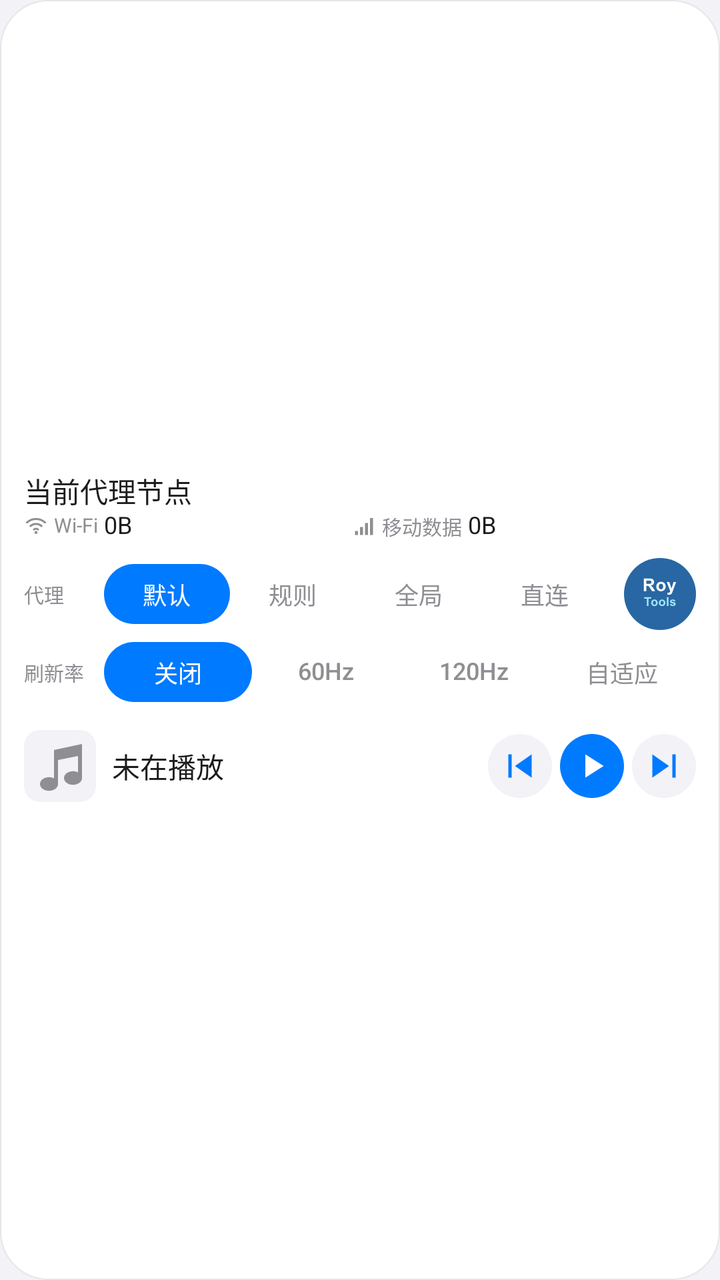
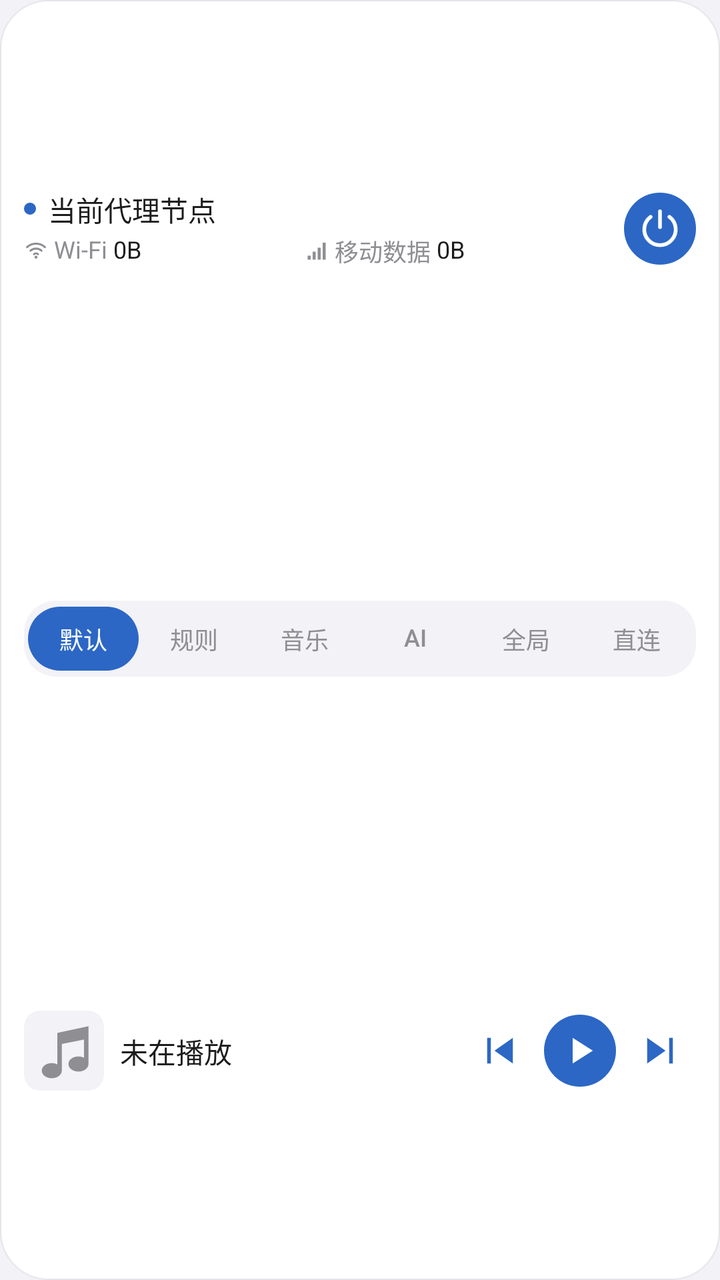

Before-and-after screenshots of an Android layout around one commit, followed by the original layout XML and the change that was made.
<!-- AndroidManifest.xml: application theme BootstrapTheme -->
<!-- res/layout/roytools_proxy_widget.xml -->
<?xml version="1.0" encoding="utf-8"?>
<FrameLayout xmlns:android="http://schemas.android.com/apk/res/android" android:id="@+id/widget_root" android:layout_width="match_parent" android:layout_height="match_parent" android:background="@drawable/roytools_widget_background_light" android:padding="12dp">
    <LinearLayout android:layout_width="match_parent" android:layout_height="wrap_content" android:layout_gravity="center_vertical" android:orientation="vertical">
        <FrameLayout android:id="@+id/widget_header" android:layout_width="match_parent" android:layout_height="36dp">
            <LinearLayout android:layout_width="match_parent" android:layout_height="match_parent" android:orientation="vertical">
                <TextView android:id="@+id/widget_node" android:layout_width="match_parent" android:layout_height="18dp" android:ellipsize="end" android:fontFamily="sans-serif-medium" android:gravity="center_vertical" android:includeFontPadding="false" android:maxLines="1" android:text="@string/roytools_widget_node_placeholder" android:textColor="#1C1C1E" android:textSize="14sp" />
                <LinearLayout android:id="@+id/widget_usage_row" android:layout_width="match_parent" android:layout_height="16dp" android:layout_marginTop="2dp" android:gravity="center_vertical" android:orientation="horizontal">
                    <ImageView android:id="@+id/widget_wifi_icon" android:layout_width="12dp" android:layout_height="12dp" android:layout_marginEnd="3dp" android:contentDescription="@null" android:src="@drawable/roytools_widget_wifi" />
                    <TextView android:id="@+id/widget_wifi_label" style="@style/RoyTools.Widget.UsageLabel" android:text="@string/roytools_widget_wifi" />
                    <TextView android:id="@+id/widget_wifi_usage" style="@style/RoyTools.Widget.UsageValue" android:layout_marginEnd="10dp" android:text="@string/roytools_widget_usage_placeholder" />
                    <ImageView android:id="@+id/widget_mobile_icon" android:layout_width="12dp" android:layout_height="12dp" android:layout_marginEnd="3dp" android:contentDescription="@null" android:src="@drawable/roytools_widget_mobile" />
                    <TextView android:id="@+id/widget_mobile_label" style="@style/RoyTools.Widget.UsageLabel" android:text="@string/roytools_widget_mobile" />
                    <TextView android:id="@+id/widget_mobile_usage" style="@style/RoyTools.Widget.UsageValue" android:text="@string/roytools_widget_usage_placeholder" />
                </LinearLayout>
            </LinearLayout>
        </FrameLayout>
        <LinearLayout android:id="@+id/widget_proxy_row" android:layout_width="match_parent" android:layout_height="36dp" android:layout_marginTop="8dp" android:gravity="center_vertical" android:orientation="horizontal">
            <TextView android:id="@+id/widget_proxy_label" style="@style/RoyTools.Widget.SectionLabel" android:text="@string/roytools_widget_proxy_label" />
            <TextView android:id="@+id/widget_mode_default" style="@style/RoyTools.Widget.Mode" android:background="@drawable/roytools_widget_mode_selected_light" android:text="@string/roytools_widget_mode_default" android:textColor="@android:color/white" android:layout_height="30dp" />
            <TextView android:id="@+id/widget_mode_rule" style="@style/RoyTools.Widget.Mode" android:text="@string/roytools_widget_mode_rule" android:layout_height="30dp" />
            <TextView android:id="@+id/widget_mode_global" style="@style/RoyTools.Widget.Mode" android:text="@string/roytools_widget_mode_global" android:layout_height="30dp" />
            <TextView android:id="@+id/widget_mode_direct" style="@style/RoyTools.Widget.Mode" android:text="@string/roytools_widget_mode_direct" android:layout_height="30dp" />
            <ImageView android:id="@+id/widget_toggle" android:layout_width="36dp" android:layout_height="36dp" android:contentDescription="@string/roytools_widget_toggle" android:src="@drawable/roytools_widget_toggle" android:layout_marginStart="8dp" />
        </LinearLayout>
        <LinearLayout android:id="@+id/widget_refresh_row" android:layout_width="match_parent" android:layout_height="30dp" android:layout_marginTop="6dp" android:gravity="center_vertical" android:orientation="horizontal">
            <TextView android:id="@+id/widget_refresh_label" style="@style/RoyTools.Widget.SectionLabel" android:text="@string/roytools_widget_refresh_label" />
            <TextView android:id="@+id/widget_refresh_off" style="@style/RoyTools.Widget.Mode" android:background="@drawable/roytools_widget_mode_selected_light" android:text="@string/roytools_widget_refresh_off" android:textColor="@android:color/white" />
            <TextView android:id="@+id/widget_refresh_60" style="@style/RoyTools.Widget.Mode" android:text="@string/roytools_widget_refresh_60" />
            <TextView android:id="@+id/widget_refresh_120" style="@style/RoyTools.Widget.Mode" android:text="@string/roytools_widget_refresh_120" />
            <TextView android:id="@+id/widget_refresh_adaptive" style="@style/RoyTools.Widget.Mode" android:text="@string/roytools_widget_refresh_adaptive" />
        </LinearLayout>
        <LinearLayout android:id="@+id/widget_music_row" android:layout_width="match_parent" android:layout_height="44dp" android:layout_marginTop="10dp" android:gravity="center_vertical" android:orientation="horizontal">
            <ImageView android:id="@+id/widget_music_cover" android:layout_width="36dp" android:layout_height="36dp" android:layout_marginEnd="8dp" android:background="@drawable/roytools_widget_cover_background" android:clipToOutline="true" android:contentDescription="@null" android:scaleType="centerCrop" android:src="@drawable/widget_music_placeholder" />
            <TextView android:id="@+id/widget_music_title" android:layout_width="0dp" android:layout_height="match_parent" android:layout_marginEnd="8dp" android:layout_weight="1" android:ellipsize="end" android:fontFamily="sans-serif-medium" android:gravity="center_vertical" android:includeFontPadding="false" android:maxLines="2" android:text="@string/roytools_widget_music_placeholder" android:textColor="#1C1C1E" android:textSize="14sp" />
            <ImageView android:id="@+id/widget_music_previous" style="@style/RoyTools.Widget.MediaButton" android:contentDescription="@string/roytools_widget_music_previous" android:src="@drawable/widget_previous" />
            <ImageView android:id="@+id/widget_music_toggle" style="@style/RoyTools.Widget.MediaButton" android:layout_marginHorizontal="4dp" android:background="@drawable/roytools_widget_media_button_primary" android:contentDescription="@string/roytools_widget_music_toggle" android:src="@drawable/widget_play" />
            <ImageView android:id="@+id/widget_music_next" style="@style/RoyTools.Widget.MediaButton" android:contentDescription="@string/roytools_widget_music_next" android:src="@drawable/widget_next" />
        </LinearLayout>
    </LinearLayout>
    <TextView android:id="@+id/widget_profile" android:layout_width="0dp" android:layout_height="0dp" android:importantForAccessibility="no" android:visibility="gone" />
</FrameLayout>
<!-- resources referenced by this layout -->
<resources>
  <!-- drawable roytools_widget_toggle (drawable) -->
  <?xml version="1.0" encoding="utf-8"?>
  <layer-list xmlns:android="http://schemas.android.com/apk/res/android">
      <item>
          <shape android:shape="oval">
              <solid android:color="@color/roytools_blue" />
          </shape>
      </item>
      <item android:drawable="@drawable/roytools_foreground" />
  </layer-list>
  <string name="roytools_widget_proxy_label">代理</string>
  <string name="roytools_widget_refresh_120">120Hz</string>
  <string name="roytools_widget_refresh_60">60Hz</string>
  <string name="roytools_widget_refresh_adaptive">自适应</string>
  <string name="roytools_widget_refresh_label">刷新率</string>
  <string name="roytools_widget_refresh_off">关闭</string>
  <style name="RoyTools.Widget.MediaButton" parent="">
          <item name="android:layout_width">32dp</item>
          <item name="android:layout_height">32dp</item>
          <item name="android:background">@drawable/roytools_widget_media_button_light</item>
          <item name="android:padding">6dp</item>
          <item name="android:scaleType">fitCenter</item>
      </style>
  <style name="RoyTools.Widget.Mode" parent="">
          <item name="android:layout_width">0dp</item>
          <item name="android:layout_height">match_parent</item>
          <item name="android:layout_weight">1</item>
          <item name="android:background">@android:color/transparent</item>
          <item name="android:gravity">center</item>
          <item name="android:includeFontPadding">false</item>
          <item name="android:maxLines">1</item>
          <item name="android:paddingHorizontal">4dp</item>
          <item name="android:textColor">#8E8E93</item>
          <item name="android:textSize">12sp</item>
          <item name="android:fontFamily">sans-serif-medium</item>
      </style>
  <style name="RoyTools.Widget.SectionLabel" parent="">
          <item name="android:layout_width">36dp</item>
          <item name="android:layout_height">match_parent</item>
          <item name="android:layout_marginEnd">4dp</item>
          <item name="android:gravity">center_vertical</item>
          <item name="android:includeFontPadding">false</item>
          <item name="android:maxLines">1</item>
          <item name="android:textColor">#8E8E93</item>
          <item name="android:textSize">10sp</item>
      </style>
  <style name="RoyTools.Widget.UsageLabel" parent="">
          <item name="android:layout_width">wrap_content</item>
          <item name="android:layout_height">match_parent</item>
          <item name="android:layout_marginEnd">3dp</item>
          <item name="android:gravity">center_vertical</item>
          <item name="android:includeFontPadding">false</item>
          <item name="android:maxLines">1</item>
          <item name="android:textColor">#8E8E93</item>
          <item name="android:textSize">10sp</item>
      </style>
  <color name="roytools_accent">#007AFF</color>
  <color name="roytools_blue">#2867A3</color>
  <!-- drawable roytools_foreground: vector/xml drawable (drawable, 6036 chars, omitted) -->
  <!-- drawable roytools_widget_media_button_light (drawable) -->
  <?xml version="1.0" encoding="utf-8"?>
  <shape xmlns:android="http://schemas.android.com/apk/res/android" android:shape="oval">
      <solid android:color="#F2F2F7" />
  </shape>
  <color name="color_clash_light">#007AFF</color>
  <style name="ThemeOverlay.RoyTools.Dialog" parent="ThemeOverlay.MaterialComponents.MaterialAlertDialog">
          <item name="shapeAppearanceOverlay">@style/ShapeAppearanceOverlay.RoyTools</item>
          <item name="android:fontFamily">sans-serif</item>
          <item name="alertDialogStyle">@style/RoyTools.AlertDialog</item>
          <item name="materialAlertDialogTitleTextStyle">@style/RoyTools.DialogTitle</item>
          <item name="materialAlertDialogBodyTextStyle">@style/RoyTools.DialogBody</item>
          <item name="buttonBarButtonStyle">@style/RoyTools.DialogSecondaryButton</item>
          <item name="buttonBarPositiveButtonStyle">@style/RoyTools.DialogPrimaryButton</item>
          <item name="buttonBarNegativeButtonStyle">@style/RoyTools.DialogSecondaryButton</item>
          <item name="buttonBarNeutralButtonStyle">@style/RoyTools.DialogSecondaryButton</item>
          <item name="materialButtonStyle">@style/RoyTools.MaterialButton</item>
          <item name="textInputStyle">@style/RoyTools.TextInput</item>
          <item name="android:backgroundDimAmount">0.32</item>
      </style>
  <style name="RoyTools.AlertDialog" parent="MaterialAlertDialog.MaterialComponents">
          <item name="shapeAppearanceOverlay">@style/ShapeAppearanceOverlay.RoyTools</item>
      </style>
  <style name="RoyTools.DialogSecondaryButton" parent="RoyTools.MaterialButton">
          <item name="android:singleLine">true</item>
          <item name="android:ellipsize">end</item>
          <item name="android:layout_marginStart">4dp</item>
          <item name="android:layout_marginEnd">4dp</item>
          <item name="android:layout_marginLeft">4dp</item>
          <item name="android:layout_marginRight">4dp</item>
          <item name="android:layout_marginTop">4dp</item>
          <item name="android:layout_marginBottom">4dp</item>
      </style>
  <style name="RoyTools.DialogPrimaryButton" parent="RoyTools.DialogSecondaryButton" />
  <color name="roytools_action_blue">#007AFF</color>
  <!-- drawable bg_bottom_sheet (drawable) -->
  <?xml version="1.0" encoding="utf-8"?>
  <layer-list xmlns:android="http://schemas.android.com/apk/res/android">
      <item>
          <shape android:shape="rectangle">
              <solid android:color="?attr/glassToolbarSurface" />
              <stroke android:width="1dp" android:color="?attr/glassBorder" />
              <corners
                  android:topLeftRadius="@dimen/roytools_dialog_radius"
                  android:topRightRadius="@dimen/roytools_dialog_radius" />
          </shape>
      </item>
      <item
          android:gravity="top|center_horizontal"
          android:top="@dimen/bottom_sheet_background_padding_top">
          <shape android:shape="rectangle">
              <size
                  android:width="40dp"
                  android:height="@dimen/bottom_sheet_header_height" />
              <solid android:color="?attr/colorControlHighlight" />
              <corners android:radius="5dp" />
          </shape>
      </item>
  </layer-list>
  <dimen name="bottom_sheet_background_padding_top">10dp</dimen>
  <dimen name="bottom_sheet_header_height">5dp</dimen>
  <!-- unchanged entries left out for length: 48 -->
</resources>

<!-- the commit's change to res/layout/roytools_proxy_widget.xml (unified diff, before → after) -->
@@ -1,10 +1,13 @@
 <?xml version="1.0" encoding="utf-8"?>
 <FrameLayout xmlns:android="http://schemas.android.com/apk/res/android" android:id="@+id/widget_root" android:layout_width="match_parent" android:layout_height="match_parent" android:background="@drawable/roytools_widget_background_light" android:padding="12dp">
-    <LinearLayout android:layout_width="match_parent" android:layout_height="wrap_content" android:layout_gravity="center_vertical" android:orientation="vertical">
-        <FrameLayout android:id="@+id/widget_header" android:layout_width="match_parent" android:layout_height="36dp">
-            <LinearLayout android:layout_width="match_parent" android:layout_height="match_parent" android:orientation="vertical">
-                <TextView android:id="@+id/widget_node" android:layout_width="match_parent" android:layout_height="18dp" android:ellipsize="end" android:fontFamily="sans-serif-medium" android:gravity="center_vertical" android:includeFontPadding="false" android:maxLines="1" android:text="@string/roytools_widget_node_placeholder" android:textColor="#1C1C1E" android:textSize="14sp" />
-                <LinearLayout android:id="@+id/widget_usage_row" android:layout_width="match_parent" android:layout_height="16dp" android:layout_marginTop="2dp" android:gravity="center_vertical" android:orientation="horizontal">
+    <LinearLayout android:layout_width="match_parent" android:layout_height="match_parent" android:orientation="vertical">
+        <LinearLayout android:layout_width="match_parent" android:layout_height="0dp" android:layout_weight="1" android:gravity="center_vertical" android:orientation="horizontal" android:baselineAligned="false">
+            <LinearLayout android:layout_width="0dp" android:layout_height="wrap_content" android:layout_weight="1" android:orientation="vertical">
+                <LinearLayout android:id="@+id/widget_status" android:layout_width="match_parent" android:layout_height="20dp" android:gravity="center_vertical" android:orientation="horizontal" android:baselineAligned="false">
+                    <ImageView android:id="@+id/widget_status_dot" android:layout_width="6dp" android:layout_height="6dp" android:layout_marginEnd="6dp" android:importantForAccessibility="no" android:src="@drawable/roytools_widget_media_button_primary" />
+                    <TextView android:id="@+id/widget_node" android:layout_width="0dp" android:layout_weight="1" android:layout_height="match_parent" android:ellipsize="middle" android:fontFamily="sans-serif-medium" android:gravity="center_vertical" android:includeFontPadding="false" android:maxLines="1" android:text="@string/roytools_widget_node_placeholder" android:textColor="#1C1C1E" android:textSize="14sp" />
+                </LinearLayout>
+                <LinearLayout android:id="@+id/widget_usage_row" android:layout_width="match_parent" android:layout_height="18dp" android:layout_marginTop="2dp" android:gravity="center_vertical" android:orientation="horizontal" android:baselineAligned="false">
                     <ImageView android:id="@+id/widget_wifi_icon" android:layout_width="12dp" android:layout_height="12dp" android:layout_marginEnd="3dp" android:contentDescription="@null" android:src="@drawable/roytools_widget_wifi" />
                     <TextView android:id="@+id/widget_wifi_label" style="@style/RoyTools.Widget.UsageLabel" android:text="@string/roytools_widget_wifi" />
                     <TextView android:id="@+id/widget_wifi_usage" style="@style/RoyTools.Widget.UsageValue" android:layout_marginEnd="10dp" android:text="@string/roytools_widget_usage_placeholder" />
@@ -13,29 +16,28 @@
                     <TextView android:id="@+id/widget_mobile_usage" style="@style/RoyTools.Widget.UsageValue" android:text="@string/roytools_widget_usage_placeholder" />
                 </LinearLayout>
             </LinearLayout>
-        </FrameLayout>
-        <LinearLayout android:id="@+id/widget_proxy_row" android:layout_width="match_parent" android:layout_height="36dp" android:layout_marginTop="8dp" android:gravity="center_vertical" android:orientation="horizontal">
-            <TextView android:id="@+id/widget_proxy_label" style="@style/RoyTools.Widget.SectionLabel" android:text="@string/roytools_widget_proxy_label" />
-            <TextView android:id="@+id/widget_mode_default" style="@style/RoyTools.Widget.Mode" android:background="@drawable/roytools_widget_mode_selected_light" android:text="@string/roytools_widget_mode_default" android:textColor="@android:color/white" android:layout_height="30dp" />
-            <TextView android:id="@+id/widget_mode_rule" style="@style/RoyTools.Widget.Mode" android:text="@string/roytools_widget_mode_rule" android:layout_height="30dp" />
-            <TextView android:id="@+id/widget_mode_global" style="@style/RoyTools.Widget.Mode" android:text="@string/roytools_widget_mode_global" android:layout_height="30dp" />
-            <TextView android:id="@+id/widget_mode_direct" style="@style/RoyTools.Widget.Mode" android:text="@string/roytools_widget_mode_direct" android:layout_height="30dp" />
-            <ImageView android:id="@+id/widget_toggle" android:layout_width="36dp" android:layout_height="36dp" android:contentDescription="@string/roytools_widget_toggle" android:src="@drawable/roytools_widget_toggle" android:layout_marginStart="8dp" />
+            <ImageView android:id="@+id/widget_toggle" style="@style/RoyTools.Widget.MediaButton" android:background="@drawable/roytools_widget_media_button_primary" android:contentDescription="@string/roytools_widget_toggle" android:src="@drawable/ic_glass_power" android:layout_marginStart="8dp" />
         </LinearLayout>
-        <LinearLayout android:id="@+id/widget_refresh_row" android:layout_width="match_parent" android:layout_height="30dp" android:layout_marginTop="6dp" android:gravity="center_vertical" android:orientation="horizontal">
-            <TextView android:id="@+id/widget_refresh_label" style="@style/RoyTools.Widget.SectionLabel" android:text="@string/roytools_widget_refresh_label" />
-            <TextView android:id="@+id/widget_refresh_off" style="@style/RoyTools.Widget.Mode" android:background="@drawable/roytools_widget_mode_selected_light" android:text="@string/roytools_widget_refresh_off" android:textColor="@android:color/white" />
-            <TextView android:id="@+id/widget_refresh_60" style="@style/RoyTools.Widget.Mode" android:text="@string/roytools_widget_refresh_60" />
-            <TextView android:id="@+id/widget_refresh_120" style="@style/RoyTools.Widget.Mode" android:text="@string/roytools_widget_refresh_120" />
-            <TextView android:id="@+id/widget_refresh_adaptive" style="@style/RoyTools.Widget.Mode" android:text="@string/roytools_widget_refresh_adaptive" />
+        <LinearLayout android:layout_width="match_parent" android:layout_height="0dp" android:layout_weight="1" android:gravity="center_vertical" android:orientation="horizontal" android:baselineAligned="false">
+            <LinearLayout android:id="@+id/widget_mode_track" android:layout_width="match_parent" android:layout_height="38dp" android:gravity="center_vertical" android:orientation="horizontal" android:baselineAligned="false" android:paddingHorizontal="2dp" android:background="@drawable/roytools_widget_mode_selected_light" android:backgroundTint="#F2F2F7">
+            <TextView android:id="@+id/widget_mode_default" style="@style/RoyTools.Widget.Mode" android:background="@drawable/roytools_widget_mode_selected_light" android:text="@string/roytools_widget_mode_default" android:textColor="@android:color/white" />
+            <TextView android:id="@+id/widget_mode_rule" style="@style/RoyTools.Widget.Mode" android:text="@string/roytools_widget_mode_rule" />
+            <TextView android:id="@+id/widget_mode_music" style="@style/RoyTools.Widget.Mode" android:text="@string/roytools_widget_mode_music" />
+            <TextView android:id="@+id/widget_mode_ai" style="@style/RoyTools.Widget.Mode" android:text="@string/roytools_widget_mode_ai" />
+            <TextView android:id="@+id/widget_mode_global" style="@style/RoyTools.Widget.Mode" android:text="@string/roytools_widget_mode_global" />
+            <TextView android:id="@+id/widget_mode_direct" style="@style/RoyTools.Widget.Mode" android:text="@string/roytools_widget_mode_direct" />
+            </LinearLayout>
         </LinearLayout>
-        <LinearLayout android:id="@+id/widget_music_row" android:layout_width="match_parent" android:layout_height="44dp" android:layout_marginTop="10dp" android:gravity="center_vertical" android:orientation="horizontal">
-            <ImageView android:id="@+id/widget_music_cover" android:layout_width="36dp" android:layout_height="36dp" android:layout_marginEnd="8dp" android:background="@drawable/roytools_widget_cover_background" android:clipToOutline="true" android:contentDescription="@null" android:scaleType="centerCrop" android:src="@drawable/widget_music_placeholder" />
-            <TextView android:id="@+id/widget_music_title" android:layout_width="0dp" android:layout_height="match_parent" android:layout_marginEnd="8dp" android:layout_weight="1" android:ellipsize="end" android:fontFamily="sans-serif-medium" android:gravity="center_vertical" android:includeFontPadding="false" android:maxLines="2" android:text="@string/roytools_widget_music_placeholder" android:textColor="#1C1C1E" android:textSize="14sp" />
+        <FrameLayout android:id="@+id/widget_music_divider" android:layout_width="match_parent" android:layout_height="1dp" android:importantForAccessibility="no" />
+        <LinearLayout android:layout_width="match_parent" android:layout_height="0dp" android:layout_weight="1" android:gravity="center_vertical" android:orientation="horizontal" android:baselineAligned="false">
+            <ImageView android:id="@+id/widget_music_cover" android:layout_width="40dp" android:layout_height="40dp" android:layout_marginEnd="8dp" android:background="@drawable/roytools_widget_cover_background" android:clipToOutline="true" android:contentDescription="@null" android:scaleType="centerCrop" android:src="@drawable/widget_music_placeholder" />
+            <LinearLayout android:id="@+id/widget_music_info" android:layout_width="0dp" android:layout_height="wrap_content" android:layout_marginEnd="8dp" android:layout_weight="1" android:orientation="vertical">
+                <TextView android:id="@+id/widget_music_title" android:layout_width="match_parent" android:layout_height="wrap_content" android:ellipsize="end" android:fontFamily="sans-serif-medium" android:includeFontPadding="false" android:maxLines="1" android:text="@string/roytools_widget_music_placeholder" android:textColor="#1C1C1E" android:textSize="14sp" />
+                <TextView android:id="@+id/widget_music_artist" android:layout_width="match_parent" android:layout_height="wrap_content" android:layout_marginTop="2dp" android:ellipsize="end" android:includeFontPadding="false" android:maxLines="1" android:textColor="#74747C" android:textSize="12sp" android:visibility="gone" />
+            </LinearLayout>
             <ImageView android:id="@+id/widget_music_previous" style="@style/RoyTools.Widget.MediaButton" android:contentDescription="@string/roytools_widget_music_previous" android:src="@drawable/widget_previous" />
             <ImageView android:id="@+id/widget_music_toggle" style="@style/RoyTools.Widget.MediaButton" android:layout_marginHorizontal="4dp" android:background="@drawable/roytools_widget_media_button_primary" android:contentDescription="@string/roytools_widget_music_toggle" android:src="@drawable/widget_play" />
             <ImageView android:id="@+id/widget_music_next" style="@style/RoyTools.Widget.MediaButton" android:contentDescription="@string/roytools_widget_music_next" android:src="@drawable/widget_next" />
         </LinearLayout>
     </LinearLayout>
-    <TextView android:id="@+id/widget_profile" android:layout_width="0dp" android:layout_height="0dp" android:importantForAccessibility="no" android:visibility="gone" />
 </FrameLayout>
<!-- resource entries referenced after the edit -->
@@ -1,31 +1,23 @@
 <!-- resources referenced by this layout -->
 <resources>
-  <!-- drawable roytools_widget_toggle (drawable) -->
+  <!-- drawable ic_glass_power (drawable) -->
   <?xml version="1.0" encoding="utf-8"?>
-  <layer-list xmlns:android="http://schemas.android.com/apk/res/android">
-      <item>
-          <shape android:shape="oval">
-              <solid android:color="@color/roytools_blue" />
-          </shape>
-      </item>
-      <item android:drawable="@drawable/roytools_foreground" />
-  </layer-list>
-  <string name="roytools_widget_proxy_label">代理</string>
-  <string name="roytools_widget_refresh_120">120Hz</string>
-  <string name="roytools_widget_refresh_60">60Hz</string>
-  <string name="roytools_widget_refresh_adaptive">自适应</string>
-  <string name="roytools_widget_refresh_label">刷新率</string>
-  <string name="roytools_widget_refresh_off">关闭</string>
+  <vector xmlns:android="http://schemas.android.com/apk/res/android"
+      android:width="28dp" android:height="28dp" android:viewportWidth="28" android:viewportHeight="28">
+      <path android:pathData="M14,3 L14,13 M8,6.5 A10,10 0,1 0,20 6.5" android:strokeColor="#FFFFFFFF" android:strokeWidth="2.4" android:strokeLineCap="round" android:fillColor="@android:color/transparent" />
+  </vector>
+  <string name="roytools_widget_mode_ai">AI</string>
+  <string name="roytools_widget_mode_music">音乐</string>
   <style name="RoyTools.Widget.MediaButton" parent="">
-          <item name="android:layout_width">32dp</item>
-          <item name="android:layout_height">32dp</item>
-          <item name="android:background">@drawable/roytools_widget_media_button_light</item>
-          <item name="android:padding">6dp</item>
+          <item name="android:layout_width">36dp</item>
+          <item name="android:layout_height">36dp</item>
+          <item name="android:background">@android:color/transparent</item>
+          <item name="android:padding">7dp</item>
           <item name="android:scaleType">fitCenter</item>
       </style>
   <style name="RoyTools.Widget.Mode" parent="">
           <item name="android:layout_width">0dp</item>
-          <item name="android:layout_height">match_parent</item>
+          <item name="android:layout_height">32dp</item>
           <item name="android:layout_weight">1</item>
           <item name="android:background">@android:color/transparent</item>
           <item name="android:gravity">center</item>
@@ -36,16 +28,6 @@
           <item name="android:textSize">12sp</item>
           <item name="android:fontFamily">sans-serif-medium</item>
       </style>
-  <style name="RoyTools.Widget.SectionLabel" parent="">
-          <item name="android:layout_width">36dp</item>
-          <item name="android:layout_height">match_parent</item>
-          <item name="android:layout_marginEnd">4dp</item>
-          <item name="android:gravity">center_vertical</item>
-          <item name="android:includeFontPadding">false</item>
-          <item name="android:maxLines">1</item>
-          <item name="android:textColor">#8E8E93</item>
-          <item name="android:textSize">10sp</item>
-      </style>
   <style name="RoyTools.Widget.UsageLabel" parent="">
           <item name="android:layout_width">wrap_content</item>
           <item name="android:layout_height">match_parent</item>
@@ -54,36 +36,32 @@
           <item name="android:includeFontPadding">false</item>
           <item name="android:maxLines">1</item>
           <item name="android:textColor">#8E8E93</item>
-          <item name="android:textSize">10sp</item>
+          <item name="android:textSize">12sp</item>
       </style>
-  <color name="roytools_accent">#007AFF</color>
-  <color name="roytools_blue">#2867A3</color>
-  <!-- drawable roytools_foreground: vector/xml drawable (drawable, 6036 chars, omitted) -->
-  <!-- drawable roytools_widget_media_button_light (drawable) -->
-  <?xml version="1.0" encoding="utf-8"?>
-  <shape xmlns:android="http://schemas.android.com/apk/res/android" android:shape="oval">
-      <solid android:color="#F2F2F7" />
-  </shape>
-  <color name="color_clash_light">#007AFF</color>
+  <color name="roytools_accent">@color/roytools_action_blue</color>
+  <color name="color_clash_light">@color/roytools_action_blue</color>
   <style name="ThemeOverlay.RoyTools.Dialog" parent="ThemeOverlay.MaterialComponents.MaterialAlertDialog">
           <item name="shapeAppearanceOverlay">@style/ShapeAppearanceOverlay.RoyTools</item>
           <item name="android:fontFamily">sans-serif</item>
           <item name="alertDialogStyle">@style/RoyTools.AlertDialog</item>
           <item name="materialAlertDialogTitleTextStyle">@style/RoyTools.DialogTitle</item>
           <item name="materialAlertDialogBodyTextStyle">@style/RoyTools.DialogBody</item>
-          <item name="buttonBarButtonStyle">@style/RoyTools.DialogSecondaryButton</item>
-          <item name="buttonBarPositiveButtonStyle">@style/RoyTools.DialogPrimaryButton</item>
-          <item name="buttonBarNegativeButtonStyle">@style/RoyTools.DialogSecondaryButton</item>
-          <item name="buttonBarNeutralButtonStyle">@style/RoyTools.DialogSecondaryButton</item>
+          <item name="buttonBarButtonStyle">@style/RoyTools.DialogButton</item>
+          <item name="buttonBarPositiveButtonStyle">@style/RoyTools.DialogButton</item>
+          <item name="buttonBarNegativeButtonStyle">@style/RoyTools.DialogButton</item>
+          <item name="buttonBarNeutralButtonStyle">@style/RoyTools.DialogButton</item>
           <item name="materialButtonStyle">@style/RoyTools.MaterialButton</item>
           <item name="textInputStyle">@style/RoyTools.TextInput</item>
           <item name="android:backgroundDimAmount">0.32</item>
       </style>
   <style name="RoyTools.AlertDialog" parent="MaterialAlertDialog.MaterialComponents">
           <item name="shapeAppearanceOverlay">@style/ShapeAppearanceOverlay.RoyTools</item>
+          <item name="listItemLayout">@layout/roytools_dialog_list_item</item>
+          <item name="singleChoiceItemLayout">@layout/roytools_dialog_choice_item</item>
       </style>
-  <style name="RoyTools.DialogSecondaryButton" parent="RoyTools.MaterialButton">
-          <item name="android:singleLine">true</item>
+  <style name="RoyTools.DialogButton" parent="RoyTools.MaterialButton">
+          <item name="android:singleLine">false</item>
+          <item name="android:maxLines">2</item>
           <item name="android:ellipsize">end</item>
           <item name="android:layout_marginStart">4dp</item>
           <item name="android:layout_marginEnd">4dp</item>
@@ -92,34 +70,16 @@
           <item name="android:layout_marginTop">4dp</item>
           <item name="android:layout_marginBottom">4dp</item>
       </style>
-  <style name="RoyTools.DialogPrimaryButton" parent="RoyTools.DialogSecondaryButton" />
-  <color name="roytools_action_blue">#007AFF</color>
+  <color name="roytools_action_blue">#2C67C5</color>
   <!-- drawable bg_bottom_sheet (drawable) -->
   <?xml version="1.0" encoding="utf-8"?>
-  <layer-list xmlns:android="http://schemas.android.com/apk/res/android">
-      <item>
-          <shape android:shape="rectangle">
-              <solid android:color="?attr/glassToolbarSurface" />
-              <stroke android:width="1dp" android:color="?attr/glassBorder" />
-              <corners
-                  android:topLeftRadius="@dimen/roytools_dialog_radius"
-                  android:topRightRadius="@dimen/roytools_dialog_radius" />
-          </shape>
-      </item>
-      <item
-          android:gravity="top|center_horizontal"
-          android:top="@dimen/bottom_sheet_background_padding_top">
-          <shape android:shape="rectangle">
-              <size
-                  android:width="40dp"
-                  android:height="@dimen/bottom_sheet_header_height" />
-              <solid android:color="?attr/colorControlHighlight" />
-              <corners android:radius="5dp" />
-          </shape>
-      </item>
-  </layer-list>
-  <dimen name="bottom_sheet_background_padding_top">10dp</dimen>
-  <dimen name="bottom_sheet_header_height">5dp</dimen>
+  <shape xmlns:android="http://schemas.android.com/apk/res/android">
+      <solid android:color="?attr/glassToolbarSurface" />
+      <stroke android:width="1dp" android:color="?attr/glassBorder" />
+      <corners
+          android:topLeftRadius="@dimen/roytools_dialog_radius"
+          android:topRightRadius="@dimen/roytools_dialog_radius" />
+  </shape>
   <!-- unchanged entries left out for length: 48 -->
 </resources>
 
